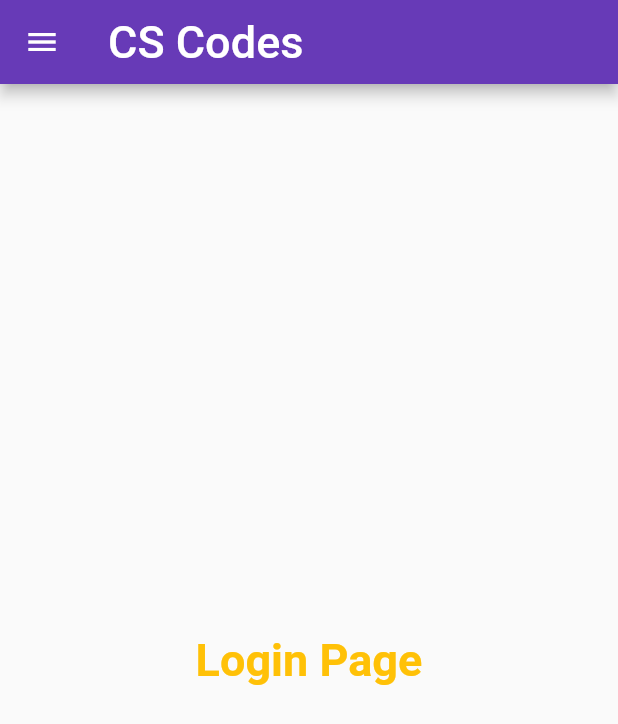
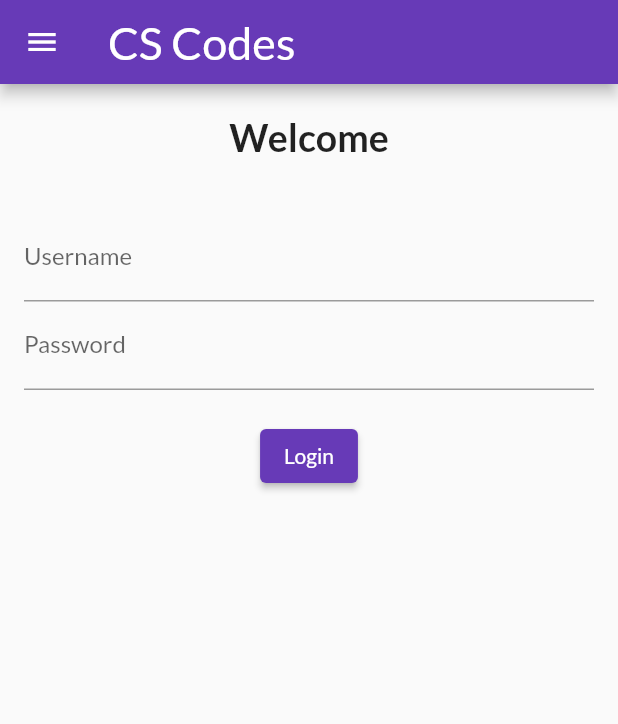
Before and after one commit to abidwali/FLUTTER_APPLICATION_1, a Flutter app: the screen it shows after launch, on a phone screen of 412 x 824 dp. Shown: the top 724 px of the screen. Run offline on Flutter 3.47's test engine with Material 2 defaults, Android fonts, the phone set to English and light mode, and no system bars; our stand-ins replace google_fonts.

Commit message:
Day 2 Completed

```diff
--- a/lib/Pages/home_page.dart
+++ b/lib/Pages/home_page.dart
@@ -7,6 +7,7 @@ class HomePage extends StatelessWidget {
       appBar: AppBar(
         title: Text(
           "CS Codes",
+          textAlign: TextAlign.center,
           style: TextStyle(
             fontSize: 30,
           ),
--- a/lib/Pages/login_page.dart
+++ b/lib/Pages/login_page.dart
@@ -7,21 +7,60 @@ class LoginPage extends StatelessWidget {
       appBar: AppBar(
         title: Text(
           "CS Codes",
+          textAlign: TextAlign.center,
           style: TextStyle(
             fontSize: 30,
           ),
         ),
       ),
       body: Center(
-        child: Text(
-          "Login Page",
-          style: TextStyle(
-            fontSize: 30,
-            color: Colors.amber,
-            fontWeight: FontWeight.bold,
+          child: Column(
+        children: [
+          SizedBox(
+            height: 20,
           ),
-        ),
-      ),
+          Text(
+            "Welcome",
+            style: TextStyle(
+              fontSize: 25,
+              fontWeight: FontWeight.bold,
+            ),
+          ),
+          SizedBox(
+            height: 20,
+          ),
+          Padding(
+            padding: const EdgeInsets.all(16),
+            child: Column(
+              children: [
+                TextFormField(
+                  decoration: InputDecoration(
+                    hintText: "Enter Username",
+                    labelText: "Username",
+                  ),
+                ),
+                TextFormField(
+                  obscureText: true,
+                  decoration: InputDecoration(
+                    hintText: "Enter Password",
+                    labelText: "Password",
+                  ),
+                ),
+                SizedBox(
+                  height: 20,
+                ),
+                ElevatedButton(
+                  onPressed: () {
+                    print("Hi Abid");
+                  },
+                  child: Text("Login"),
+                  style: ButtonStyle(),
+                )
+              ],
+            ),
+          ),
+        ],
+      )),
       drawer: Drawer(),
     );
   }
--- a/lib/main.dart
+++ b/lib/main.dart
@@ -1,24 +1,26 @@
 import 'package:flutter/material.dart';
 import 'package:flutter_application_1/Pages/home_page.dart';
 import 'package:flutter_application_1/Pages/login_page.dart';
+import 'package:google_fonts/google_fonts.dart';
 
 void main() {
   runApp(MyApp());
 }
 
 class MyApp extends StatelessWidget {
-  //const MyApp({key key}): super(key: key);
   @override
   Widget build(BuildContext context) {
     return MaterialApp(
       themeMode: ThemeMode.light,
       theme: ThemeData(
         primarySwatch: Colors.deepPurple,
+        fontFamily: GoogleFonts.lato().fontFamily,
       ),
       darkTheme: ThemeData(
         brightness: Brightness.dark,
       ),
       //home: HomePage(),
+      initialRoute: "/",
       routes: {
         "/": (context) => LoginPage(),
         "/login": (context) => HomePage(),
--- a/pubspec.yaml
+++ b/pubspec.yaml
@@ -28,6 +28,8 @@ dependencies:
   # The following adds the Cupertino Icons font to your application.
   # Use with the CupertinoIcons class for iOS style icons.
   cupertino_icons: ^1.0.2
+  http: ^0.13.3
+  google_fonts: ^2.1.0
 
 dev_dependencies:
   flutter_test:
@@ -45,8 +47,8 @@ flutter:
   uses-material-design: true
 
   # To add assets to your application, add an assets section, like this:
-  # assets:
-  #   - images/a_dot_burr.jpeg
+  assets:
+    - assets/IMAGES/
   #   - images/a_dot_ham.jpeg
 
   # An image asset can refer to one or more resolution-specific "variants", see
```
Also changed, not shown: assets/IMAGES/login_image.png (added), pubspec.lock, 1 other file.
